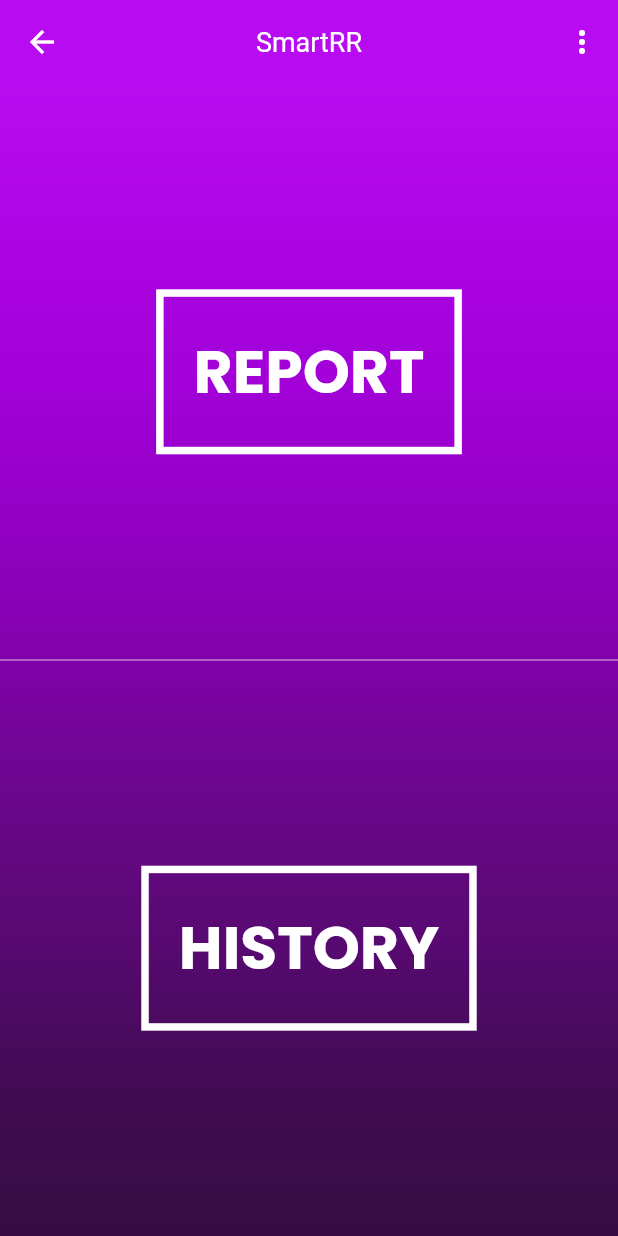
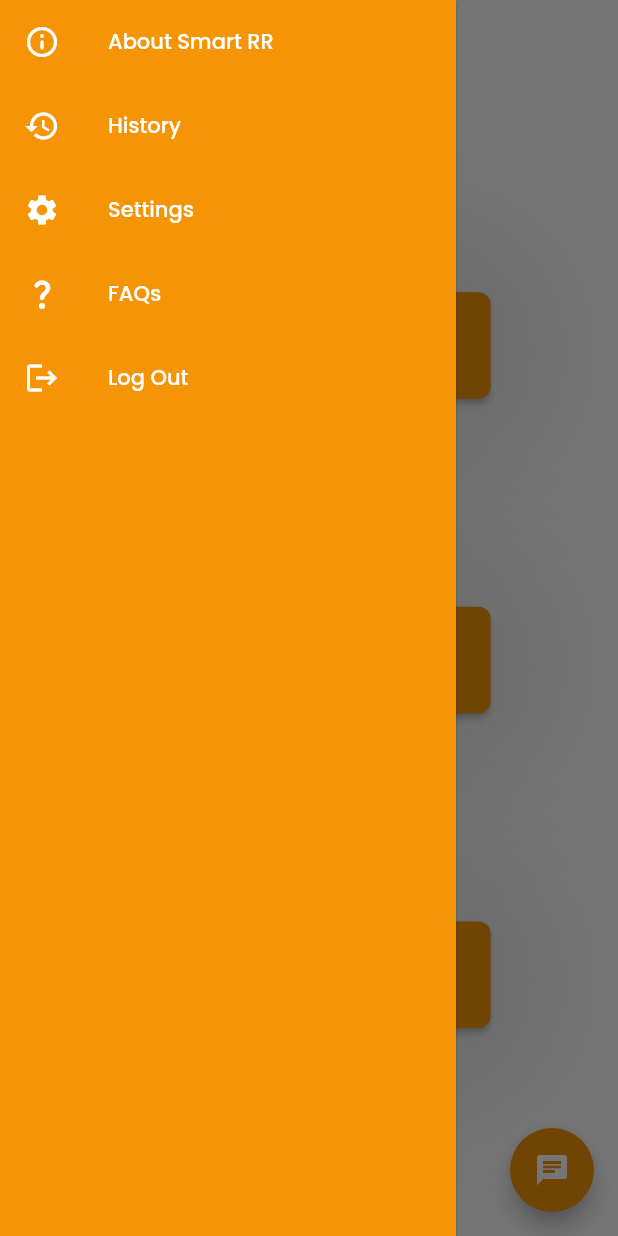
Before and after one commit to Fredoski26/smartrr, a Flutter app: the ReportOrHistoryPage screen opened by its route, with the side drawer open (before the commit the screen has no drawer), on a phone screen of 412 x 824 dp. Run offline on Flutter 3.47's test engine with Material 2 defaults, Android fonts, the phone set to English and light mode, and no system bars; our stand-ins replace cloud_firestore, firebase_auth, firebase_core, fluttertoast, google_fonts, google_maps_flutter and 3 more; accounts and stored records are empty.

Commit message:
Added add drawer and redesigned user home page

```diff
--- a/lib/components/screens/user/report_or_history_page.dart
+++ b/lib/components/screens/user/report_or_history_page.dart
@@ -1,8 +1,10 @@
 import 'package:firebase_auth/firebase_auth.dart';
 import 'package:flutter/material.dart';
+import 'package:smartrr/utils/colors.dart';
 import 'package:smartrr/utils/utils.dart';
 import '../../widgets/ask_action.dart';
 import 'consent_form_page.dart';
+import '../../widgets/custom_drawer.dart';
 
 class ReportOrHistoryPage extends StatefulWidget {
   @override
@@ -11,104 +13,98 @@
 
 class _ReportOrHistoryPageState extends State<ReportOrHistoryPage> {
   final mScaffoldState = GlobalKey<ScaffoldState>();
+
+  void _openDrawer(BuildContext context) {
+    Scaffold.of(context).openDrawer();
+  }
+
+  BoxDecoration _actionButtonDecoration = BoxDecoration(boxShadow: [
+    BoxShadow(
+        color: Colors.black.withOpacity(0.25),
+        blurRadius: 100,
+        offset: Offset(0, 4))
+  ]);
+
   @override
   Widget build(BuildContext context) {
-    return Container(
-      decoration: BoxDecoration(
-        image: DecorationImage(
-            image: AssetImage('assets/background.png'), fit: BoxFit.cover),
+    return Scaffold(
+      key: mScaffoldState,
+      drawer: CustomDrawer(),
+      appBar: AppBar(
+        iconTheme: IconThemeData(color: primaryColor),
+        backgroundColor: Colors.white,
       ),
-      child: Scaffold(
-        key: mScaffoldState,
-        backgroundColor: Colors.transparent,
-        appBar: AppBar(
-          backgroundColor: Colors.transparent,
-          elevation: 0,
-          title: Text('SmartRR'),
-          actions: <Widget>[
-            PopupMenuButton<More>(
-              onSelected: (More result) => _more(result),
-              tooltip: 'More',
-              itemBuilder: (BuildContext context) => [
-                PopupMenuItem<More>(
-                  value: More.logout,
-                  child: Row(
-                    children: [
-                      Padding(
-                        padding: const EdgeInsets.symmetric(horizontal: 8),
-                        child: Icon(Icons.exit_to_app, color: Colors.purple,),
-                      ),
-                      Text('Logout'),
-                    ],
+      body: Center(
+        child: IntrinsicWidth(
+          child: Column(
+            crossAxisAlignment: CrossAxisAlignment.stretch,
+            mainAxisAlignment: MainAxisAlignment.spaceEvenly,
+            children: [
+              Container(
+                decoration: _actionButtonDecoration,
+                child: ElevatedButton(
+                  onPressed: () => _bottomSheet(context: context),
+                  child: Padding(
+                    padding: const EdgeInsets.symmetric(
+                        horizontal: 48.0, vertical: 20.0),
+                    child: Text("Report a Case"),
                   ),
                 ),
-              ],
-            ),
-          ],
+              ),
+              Container(
+                decoration: _actionButtonDecoration,
+                child: ElevatedButton(
+                  onPressed: () {},
+                  child: Padding(
+                    padding: const EdgeInsets.symmetric(
+                        horizontal: 48.0, vertical: 20.0),
+                    child: Text("All About SMR"),
+                  ),
+                ),
+              ),
+              Container(
+                decoration: _actionButtonDecoration,
+                child: ElevatedButton(
+                  onPressed: () {},
+                  child: Padding(
+                    padding: const EdgeInsets.symmetric(
+                        horizontal: 48.0, vertical: 20.0),
+                    child: Text("Impact of Smart RR"),
+                  ),
+                ),
+              ),
+              // new Material(
+              //   //True Button
+              //   color: primaryColor,
+              //   child: new InkWell(
+              //     onTap: () => Navigator.pushNamed(context, '/casesHistory'),
+              //     child: new Center(
+              //       child: new Container(
+              //         decoration: new BoxDecoration(
+              //             border: new Border.all(
+              //                 color: Colors.white, width: 5.0)),
+              //         padding: new EdgeInsets.all(20.0),
+              //         child: new Text(
+              //           "History".toUpperCase(),
+              //           style: new TextStyle(
+              //             color: Colors.white,
+              //             fontSize: 40.0,
+              //             fontWeight: FontWeight.bold,
+              //           ),
+              //         ),
+              //       ),
+              //     ),
+              //   ),
+              // ),
+            ],
+          ),
         ),
-        body: Stack(
-          children: <Widget>[
-            Container(
-              child: Column(
-                children: <Widget>[
-                  Expanded(
-                      child: new Material(
-                        //True Button
-                        color: Colors.transparent,
-                        child: new InkWell(
-                          onTap: () => _bottomSheet(context: context),
-                          child: new Center(
-                            child: new Container(
-                              decoration: new BoxDecoration(
-                                  border: new Border.all(
-                                      color: Colors.white, width: 5.0)),
-                              padding: new EdgeInsets.all(20.0),
-                              child: new Text(
-                                "Report".toUpperCase(),
-                                style: new TextStyle(
-                                  color: Colors.white,
-                                  fontSize: 40.0,
-                                  fontWeight: FontWeight.bold,
-                                ),
-                              ),
-                            ),
-                          ),
-                        ),
-                      )),
-                  Container(
-                    color: Colors.white,
-                    height: 0.5,
-                  ),
-                  Expanded(
-                      child: new Material(
-                        //True Button
-                        color: Colors.transparent,
-                        child: new InkWell(
-                          onTap: () =>
-                              Navigator.pushNamed(context, '/casesHistory'),
-                          child: new Center(
-                            child: new Container(
-                              decoration: new BoxDecoration(
-                                  border: new Border.all(
-                                      color: Colors.white, width: 5.0)),
-                              padding: new EdgeInsets.all(20.0),
-                              child: new Text(
-                                "History".toUpperCase(),
-                                style: new TextStyle(
-                                  color: Colors.white,
-                                  fontSize: 40.0,
-                                  fontWeight: FontWeight.bold,
-                                ),
-                              ),
-                            ),
-                          ),
-                        ),
-                      )),
-                ],
-              ),
-            ),
-          ],
-        ),
+      ),
+      floatingActionButton: FloatingActionButton(
+        backgroundColor: primaryColor,
+        foregroundColor: Colors.white,
+        child: Icon(Icons.chat),
+        onPressed: () {},
       ),
     );
   }
@@ -164,8 +160,7 @@
               ],
             ),
           );
-        }
-    );
+        });
   }
 
   _onReportTap({bool userType}) async {
@@ -174,8 +169,7 @@
       Navigator.push(
         context,
         MaterialPageRoute(
-          builder: (BuildContext context) =>
-              ConsentFormPage(),
+          builder: (BuildContext context) => ConsentFormPage(),
         ),
       );
     });
@@ -200,9 +194,8 @@
   _logout() async {
     debugPrint('Logged Out!');
     await FirebaseAuth.instance.signOut().then((_) {
-      clearPrefs().then((_) =>
-          Navigator.pushNamedAndRemoveUntil(
-              context, '/login', ModalRoute.withName('Login')));
+      clearPrefs().then((_) => Navigator.pushNamedAndRemoveUntil(
+          context, '/login', ModalRoute.withName('Login')));
     });
   }
 
--- /dev/null
+++ b/lib/components/widgets/custom_drawer.dart
@@ -0,0 +1,48 @@
+import 'package:flutter/material.dart';
+import '../../utils/colors.dart';
+
+class CustomDrawer extends StatelessWidget {
+  @override
+  Widget build(BuildContext context) {
+    return Drawer(
+      elevation: 1,
+      child: ListView(children: [
+        ListTile(
+          leading: Icon(Icons.info_outline_rounded),
+          title: Text("About Smart RR"),
+          textColor: Colors.white,
+          iconColor: Colors.white,
+          onTap: () {},
+        ),
+        ListTile(
+          leading: Icon(Icons.history),
+          title: Text("History"),
+          textColor: Colors.white,
+          iconColor: Colors.white,
+          onTap: () {},
+        ),
+        ListTile(
+          leading: Icon(Icons.settings),
+          title: Text("Settings"),
+          textColor: Colors.white,
+          iconColor: Colors.white,
+          onTap: () {},
+        ),
+        ListTile(
+          leading: Icon(Icons.question_mark_rounded),
+          title: Text("FAQs"),
+          textColor: Colors.white,
+          iconColor: Colors.white,
+          onTap: () {},
+        ),
+        ListTile(
+          leading: Icon(Icons.logout),
+          title: Text("Log Out"),
+          textColor: Colors.white,
+          iconColor: Colors.white,
+          onTap: () {},
+        )
+      ]),
+    );
+  }
+}
--- a/lib/main.dart
+++ b/lib/main.dart
@@ -13,6 +13,7 @@
 import 'components/screens/general/login_page.dart';
 import 'components/screens/user/report_or_history_page.dart';
 import 'package:firebase_core/firebase_core.dart';
+import 'utils/colors.dart';
 
 void main() async {
   WidgetsFlutterBinding.ensureInitialized();
@@ -40,18 +41,20 @@
       theme: ThemeData(
         textTheme: GoogleFonts.poppinsTextTheme(),
         primarySwatch: Colors.orange,
+        scaffoldBackgroundColor: Colors.white,
         appBarTheme: AppBarTheme(
             elevation: 0,
             centerTitle: true,
             titleTextStyle:
                 TextStyle().copyWith(color: Colors.white, fontSize: 18),
             iconTheme: IconThemeData().copyWith(color: Colors.white)),
+        drawerTheme: DrawerThemeData(backgroundColor: primaryColor),
         textButtonTheme: TextButtonThemeData(
           style: ButtonStyle(
             shape: MaterialStateProperty.all(RoundedRectangleBorder(
                 borderRadius: BorderRadius.circular(33))),
             foregroundColor: MaterialStateProperty.all(Colors.white),
-            backgroundColor: MaterialStateProperty.all(Color(0xFFF59405)),
+            backgroundColor: MaterialStateProperty.all(primaryColor),
             padding: MaterialStateProperty.all(EdgeInsets.all(5.0)),
           ),
         ),
@@ -60,7 +63,7 @@
             shape: MaterialStateProperty.all(
                 RoundedRectangleBorder(borderRadius: BorderRadius.circular(8))),
             foregroundColor: MaterialStateProperty.all(Colors.white),
-            backgroundColor: MaterialStateProperty.all(Color(0xFFF59405)),
+            backgroundColor: MaterialStateProperty.all(primaryColor),
             padding: MaterialStateProperty.all(
               EdgeInsets.all(5.0),
             ),
--- a/lib/utils/colors.dart
+++ b/lib/utils/colors.dart
@@ -3,3 +3,4 @@
 const Color smartYellow = Color(0xFFFCF200);
 const Color dropDownCanvasColor = Colors.white;
 const Color dropDownCanvasDarkColor = Color(0xFF333333);
+const Color primaryColor = Color(0xFFF59405);
```
